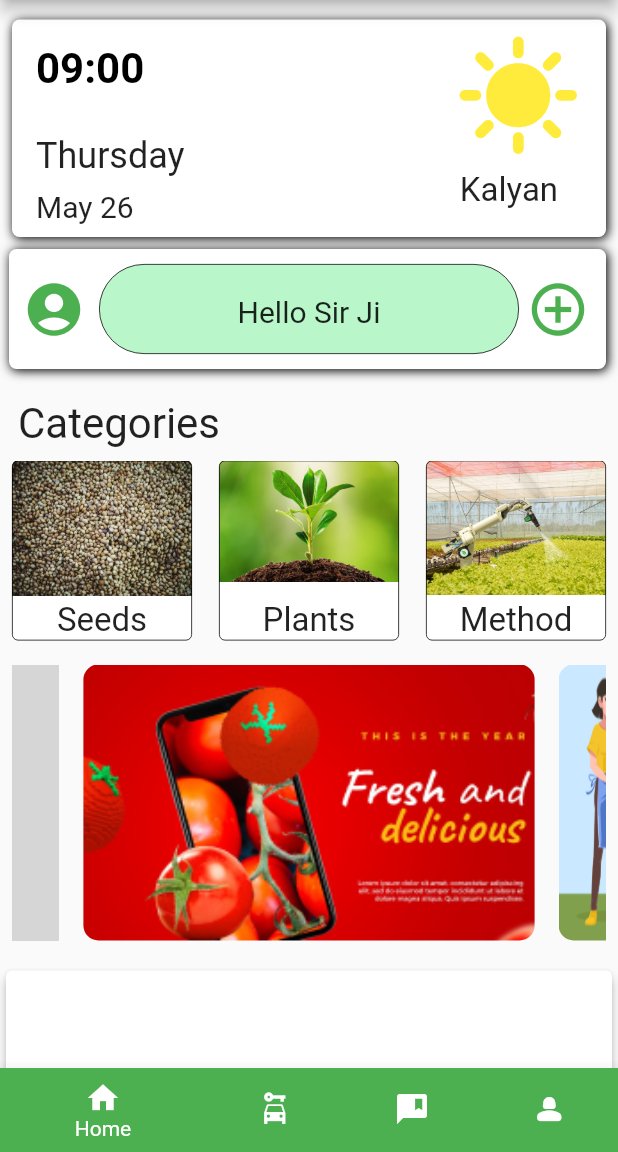
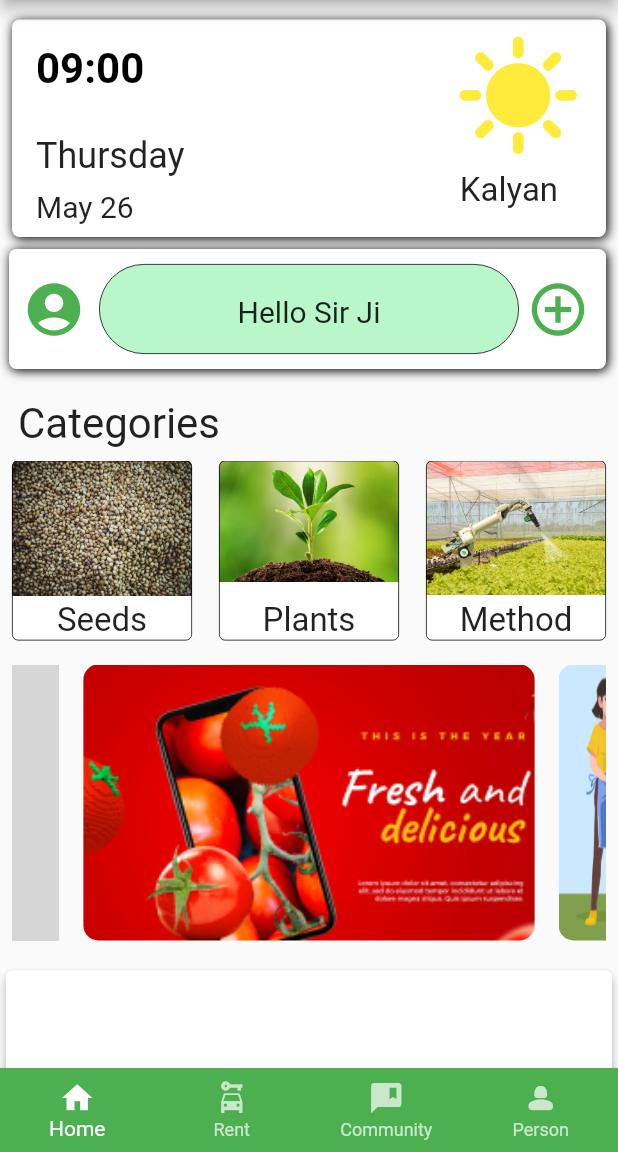
Before and after one commit to vineetsingh-27/flutter_login, a Flutter app: the screen it shows once a user with an empty profile is signed in, on a phone screen of 412 x 824 dp, the part 84-1236 px from its top. Run offline on Flutter 3.47's test engine with Material 2 defaults, Android fonts, the phone set to English and light mode, and no system bars; drawn by our look-alikes of carousel_slider; our stand-ins replace firebase_auth, firebase_core, geolocator, get, pinput, velocity_x and 1 more; accounts and stored records are empty; grey boxes are pictures that could not be loaded.

Commit message:
home screen updated

```diff
--- a/lib/screens/home/home.dart
+++ b/lib/screens/home/home.dart
@@ -1,4 +1,5 @@
 import 'package:flutter/material.dart';
+import 'package:flutter_login/screens/community/community.dart';
 import 'package:flutter_login/widget/banner_widget.dart';
 
 import '../../widget/calculator.dart';
@@ -9,6 +10,7 @@ import '../../widget/drawer_widget.dart';
 import '../../widget/home_screen_weather.dart';
 import '../../widget/news_widget.dart';
 import '../../widget/yojna_widget.dart';
+import '../rent/rent.dart';
 import '../weather/weather.dart';
 
 class Home extends StatefulWidget {
@@ -19,12 +21,22 @@ class Home extends StatefulWidget {
 }
 
 class _HomeState extends State<Home> {
+  final List<Widget> _children = [
+    const Home(),
+    const Rent(),
+    const MyCommunityPost(),
+  ];
+
   int _selectedIndex = 0;
 
   void _onItemTapped(int index) {
     setState(() {
       _selectedIndex = index;
     });
+    Navigator.push(
+      context,
+      MaterialPageRoute(builder: (context) => _children[index]),
+    );
   }
 
   @override
@@ -35,18 +47,16 @@ class _HomeState extends State<Home> {
         title: const Text("AgriGo"),
       ),
 
-      /** Drawer */
+      /** Drawer widget **/
       drawer: const DrawerWidget(),
-
-      bottomNavigationBar: Theme(
-        data: Theme.of(context).copyWith(
-          canvasColor: Colors.green,
-        ),
-        child: BottomNavigationBar(
+      bottomNavigationBar: BottomNavigationBar(
+        backgroundColor: Colors.green,
+        selectedItemColor: Colors.white,
+        unselectedItemColor: Colors.white70,
+        type: BottomNavigationBarType.fixed,
         items: const [
           BottomNavigationBarItem(icon: Icon(Icons.home), label: 'Home'),
-            BottomNavigationBarItem(
-                icon: Icon(Icons.car_rental), label: 'Rent'),
+          BottomNavigationBarItem(icon: Icon(Icons.car_rental), label: 'Rent'),
           BottomNavigationBarItem(
               icon: Icon(Icons.comment_bank), label: 'Community'),
           BottomNavigationBarItem(
@@ -55,13 +65,9 @@ class _HomeState extends State<Home> {
         currentIndex: _selectedIndex,
         onTap: _onItemTapped,
       ),
-      ),
-
-      /** Home Screen **/
       body: SingleChildScrollView(
         child: Column(
           children: [
-
             /** Weather forecast **/
             InkWell(
               onTap: () {
@@ -77,7 +83,6 @@ class _HomeState extends State<Home> {
                 child: HomeScreenWeather(),
               ),
             ),
-
             Padding(
               padding: const EdgeInsets.fromLTRB(6.0, 4.0, 8.0, 4.0),
               child: Container(
@@ -114,14 +119,13 @@ class _HomeState extends State<Home> {
                 ),
               ),
             ),
-
             const CategoriesWidget(),
             /** Articles **/
 
             /** Banner Section **/
             const Padding(
-              padding: EdgeInsets.only(
-                  left: 8.0, right: 8.0, top: 8.0, bottom: 8.0),
+              padding:
+                  EdgeInsets.only(left: 8.0, right: 8.0, top: 8.0, bottom: 8.0),
               child: BannerWidget(),
             ),
 
@@ -145,15 +149,12 @@ class _HomeState extends State<Home> {
               ),
             ),
             const CropsWidget(),
-
             const SizedBox(
               height: 15,
             ),
 
-
             /** Yojna Section **/
             const YojnaWidget(),
-
             const SizedBox(
               height: 10,
             ),
```
Lines whose indentation alone changed are shown as unchanged.
